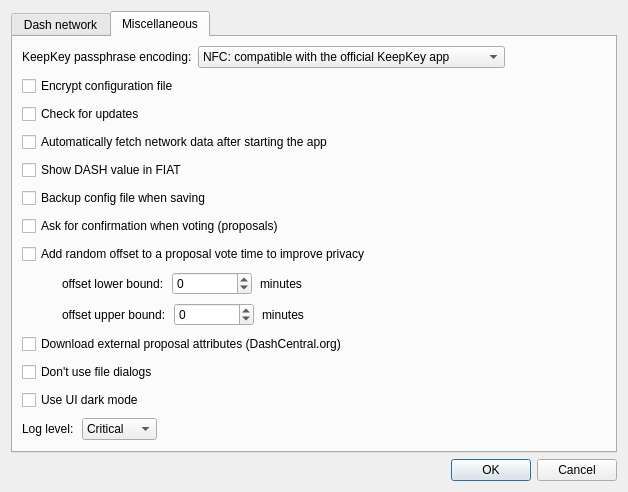
Above: src/ui/ui_config_dlg.ui from Bertrand256/dash-masternode-tool before the change. Below: the same form after it.
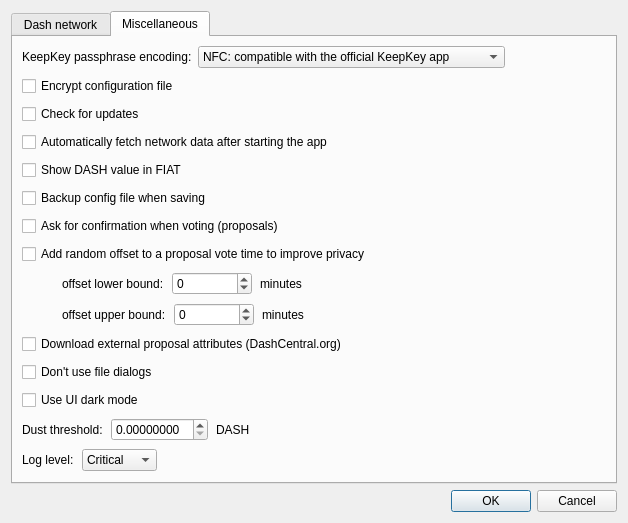
That is the form after the change.

Commit message: Added feature to hide "dust" UTXOs in the wallet dialog.

Diff of the .ui file:
```diff
--- a/src/ui/ui_config_dlg.ui
+++ b/src/ui/ui_config_dlg.ui
@@ -594,6 +594,47 @@
          </property>
         </widget>
        </item>
+       <item>
+        <layout class="QHBoxLayout" name="hlDustThreshold">
+         <item>
+          <widget class="QLabel" name="lblDustThreshold">
+           <property name="text">
+            <string>Dust threshold:</string>
+           </property>
+          </widget>
+         </item>
+         <item>
+          <widget class="QDoubleSpinBox" name="edtDustThreshold">
+           <property name="decimals">
+            <number>8</number>
+           </property>
+           <property name="singleStep">
+            <double>0.00001</double>
+           </property>
+          </widget>
+         </item>
+         <item>
+          <widget class="QLabel" name="lblDustThresholdUnit">
+           <property name="text">
+            <string>DASH</string>
+           </property>
+          </widget>
+         </item>
+         <item>
+          <spacer name="horizontalSpacer_dust">
+           <property name="orientation">
+            <enum>Qt::Horizontal</enum>
+           </property>
+           <property name="sizeHint" stdset="0">
+            <size>
+             <width>40</width>
+             <height>20</height>
+            </size>
+           </property>
+          </spacer>
+         </item>
+        </layout>
+       </item>
        <item>
         <layout class="QHBoxLayout" name="hlLogLevel">
          <item>
```
The commit also changes 8 other files.
